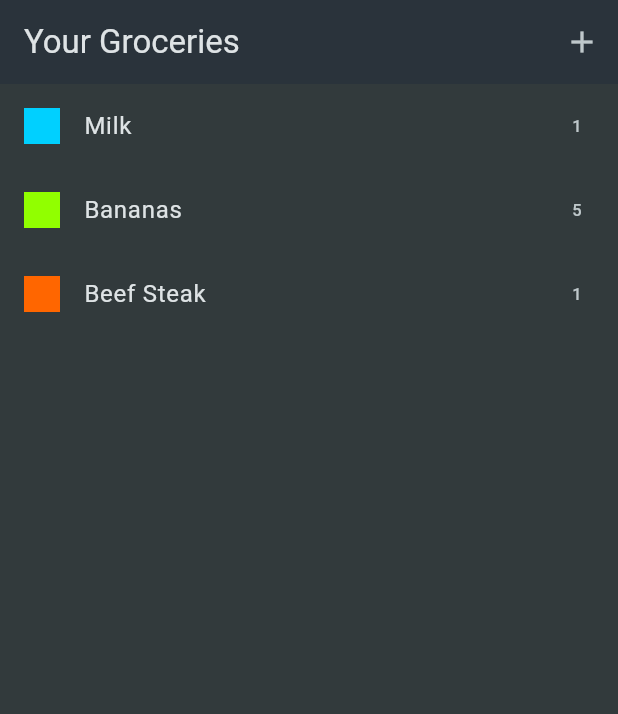
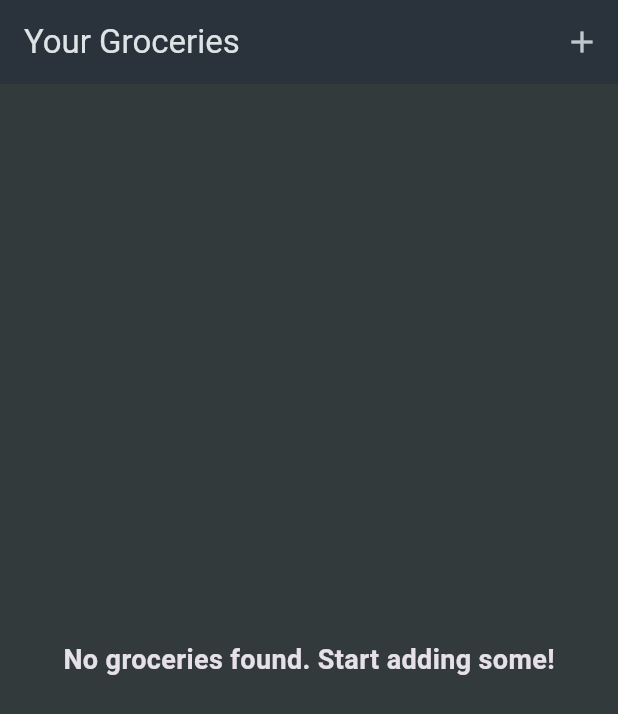
Before and after one commit to kronquistea/flutter-shopping-list-app, a Flutter app: the screen it shows after launch, on a phone screen of 412 x 824 dp. Shown: the top 714 px of the screen. Run offline on Flutter 3.47's test engine with Material 3 defaults, Android fonts, the phone set to English and light mode, and no system bars.

Commit message:
End lecture 218

```diff
--- a/lib/data/dummy_items.dart
+++ /dev/null
@@ -1,24 +0,0 @@
-import 'package:flutter_shopping_list_app/models/grocery_item.dart';
-import 'package:flutter_shopping_list_app/models/category.dart';
-import 'package:flutter_shopping_list_app/data/categories.dart';
-
-final groceryItems = [
-  GroceryItem(
-    id: 'a',
-    name: 'Milk',
-    quantity: 1,
-    category: categories[Categories.dairy]!,
-  ),
-  GroceryItem(
-    id: 'b',
-    name: 'Bananas',
-    quantity: 5,
-    category: categories[Categories.fruit]!,
-  ),
-  GroceryItem(
-    id: 'c',
-    name: 'Beef Steak',
-    quantity: 1,
-    category: categories[Categories.meat]!,
-  ),
-];
--- a/lib/widgets/grocery_list.dart
+++ b/lib/widgets/grocery_list.dart
@@ -1,5 +1,5 @@
 import 'package:flutter/material.dart';
-import 'package:flutter_shopping_list_app/data/dummy_items.dart';
+import 'package:flutter_shopping_list_app/models/grocery_item.dart';
 import 'package:flutter_shopping_list_app/widgets/new_item.dart';
 
 class GroceryList extends StatefulWidget {
@@ -10,16 +10,57 @@ class GroceryList extends StatefulWidget {
 }
 
 class _GroceryListState extends State<GroceryList> {
-  void _addItem() {
-    Navigator.of(context).push(
+  final List<GroceryItem> _groceryItems = [];
+
+  void _addItem() async {
+    final newItem = await Navigator.of(context).push<GroceryItem>(
       MaterialPageRoute(
         builder: (ctx) => const NewItem(),
       ),
     );
+
+    if (newItem == null) {
+      return;
+    }
+
+    setState(() {
+      _groceryItems.add(newItem);
+    });
   }
 
   @override
   Widget build(BuildContext context) {
+    Widget mainContent = const Center(
+      child: Text(
+        'No groceries found. Start adding some!',
+        style: TextStyle(
+          fontSize: 18,
+          fontWeight: FontWeight.bold,
+        ),
+      ),
+    );
+
+    if (_groceryItems.isNotEmpty) {
+      mainContent = ListView.builder(
+        itemCount: _groceryItems.length,
+        itemBuilder: (ctx, index) => ListTile(
+          title: Text(
+            _groceryItems[index].name,
+            style: const TextStyle(fontSize: 16),
+          ),
+          leading: Container(
+            width: 24,
+            height: 24,
+            color: _groceryItems[index].category.color,
+          ),
+          trailing: Text(
+            _groceryItems[index].quantity.toString(),
+            style: const TextStyle(fontSize: 14),
+          ),
+        ),
+      );
+    }
+
     return Scaffold(
       appBar: AppBar(
         title: const Text('Your Groceries'),
@@ -30,18 +71,7 @@ class _GroceryListState extends State<GroceryList> {
           ),
         ],
       ),
-      body: ListView.builder(
-        itemCount: groceryItems.length,
-        itemBuilder: (ctx, index) => ListTile(
-          title: Text(groceryItems[index].name),
-          leading: Container(
-            width: 24,
-            height: 24,
-            color: groceryItems[index].category.color,
-          ),
-          trailing: Text(groceryItems[index].quantity.toString()),
-        ),
-      ),
+      body: mainContent,
     );
   }
 }
```
Also changed, not shown: lib/widgets/new_item.dart (+9 -3 lines).
